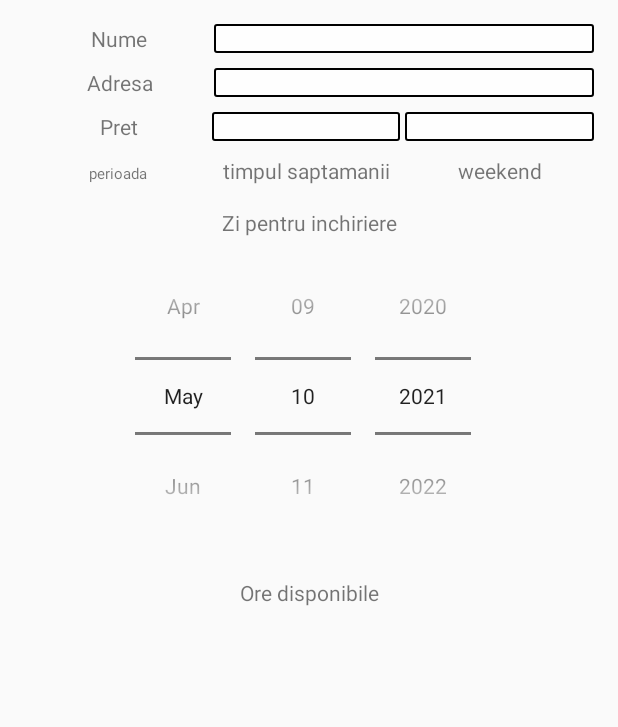
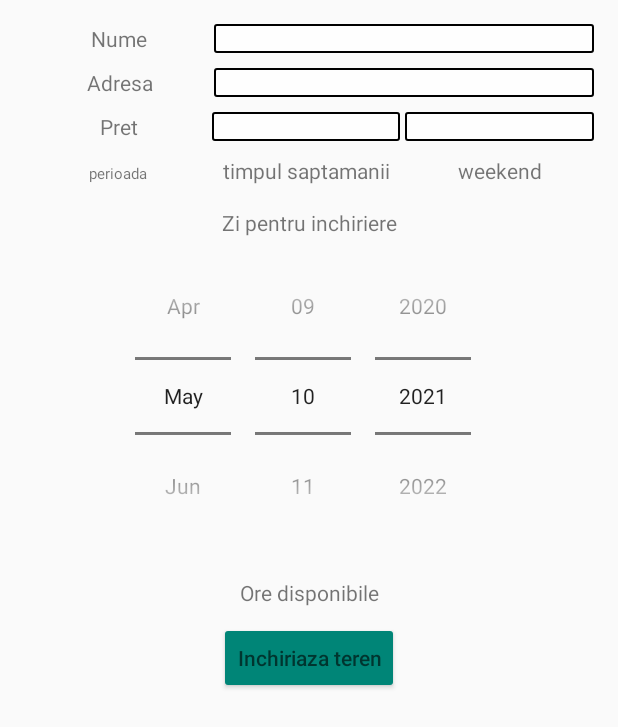
Before and after one commit to mariusburlacu/FirstApp, an Android app: the layout sport_rent_layout.xml on its own in the app's theme, with its tools: preview values and no code run, on a phone screen of 412 x 824 dp. Shown: the top 727 px of the screen. Run offline under Robolectric (Android 15) with nearby library versions, the light colour scheme and no system bars.

Commit message:
buton InchiriazaTeren activ, unele date preluate din firebase

```diff
--- a/app/src/main/AndroidManifest.xml
+++ b/app/src/main/AndroidManifest.xml
@@ -27,7 +27,7 @@
             <meta-data android:name="com.google.android.geo.API_key"
                 android:value="@string/google_maps_API"/>
         </activity>
-
+        <activity android:name=".InchiriazaTeren"/>
         <activity android:name=".LoginActivity">
             <intent-filter>
                 <action android:name="android.intent.action.MAIN" />
--- a/app/src/main/res/layout/sport_rent_layout.xml
+++ b/app/src/main/res/layout/sport_rent_layout.xml
@@ -159,6 +159,16 @@
             android:layout_height="wrap_content"
             android:id="@+id/lv_ore"/>
 
+        <Button
+            android:layout_width="wrap_content"
+            android:layout_height="wrap_content"
+            android:id="@+id/btn_rent"
+            android:hint="@string/inchiriaza"
+            android:gravity="center"
+            android:layout_gravity="center"
+            android:layout_marginTop="10dp"
+            style="@style/Widget.AppCompat.Button.Colored"/>
+
     </LinearLayout>
 
 
--- a/app/src/main/res/values/strings.xml
+++ b/app/src/main/res/values/strings.xml
@@ -42,6 +42,7 @@
     <string name="pret_timpul_sapt">timpul saptamanii</string>
     <string name="pret_weekend">weekend</string>
     <string name="perioada">perioada</string>
+    <string name="inchiriaza">Inchiriaza teren</string>
 
     <string-array name="sectoare">
         <item>Toate</item>
```
Also changed, not shown: app/src/main/java/com/example/firstapp/InchiriazaTeren.java (added, +87 -0 lines), app/src/main/java/com/example/firstapp/RecyclerViewAdapter.java (+10 -1 lines).
